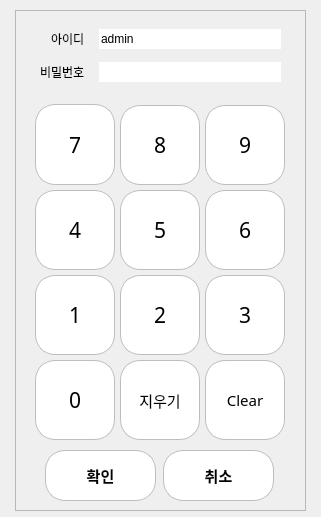
Qt form login.ui (obloodobladeo-spec/inventory-pyqt) before a commit.
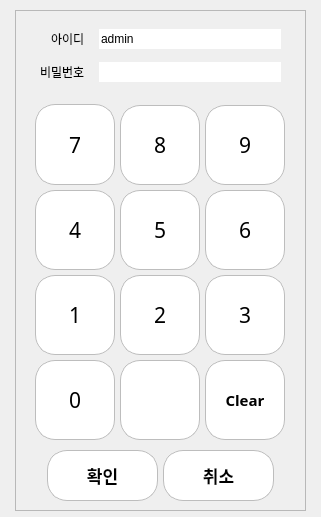
The same form after that commit. Icons and pictures are not drawn.

Diff of the .ui file:
```diff
--- a/login.ui
+++ b/login.ui
@@ -285,8 +285,10 @@
     </property>
     <property name="font">
      <font>
-      <family>Cascadia Code Light</family>
+      <family>Bahnschrift SemiBold</family>
       <pointsize>11</pointsize>
+      <weight>75</weight>
+      <bold>true</bold>
      </font>
     </property>
     <property name="styleSheet">
@@ -413,7 +415,7 @@
 }</string>
     </property>
     <property name="text">
-     <string>지우기</string>
+     <string/>
     </property>
     <property name="icon">
      <iconset>
@@ -421,8 +423,8 @@
     </property>
     <property name="iconSize">
      <size>
-      <width>35</width>
-      <height>35</height>
+      <width>40</width>
+      <height>40</height>
      </size>
     </property>
    </widget>
@@ -531,7 +533,7 @@
    <widget class="QPushButton" name="btn_login">
     <property name="geometry">
      <rect>
-      <x>30</x>
+      <x>32</x>
       <y>440</y>
       <width>111</width>
       <height>51</height>
@@ -540,7 +542,7 @@
     <property name="font">
      <font>
       <family>Cascadia Code Light</family>
-      <pointsize>11</pointsize>
+      <pointsize>13</pointsize>
       <weight>75</weight>
       <bold>true</bold>
      </font>
@@ -576,7 +578,7 @@
     <property name="font">
      <font>
       <family>Cascadia Code Light</family>
-      <pointsize>11</pointsize>
+      <pointsize>13</pointsize>
       <weight>75</weight>
       <bold>true</bold>
      </font>
```
Left out of the diff: 7 changed lines with no effect on the pictures.
